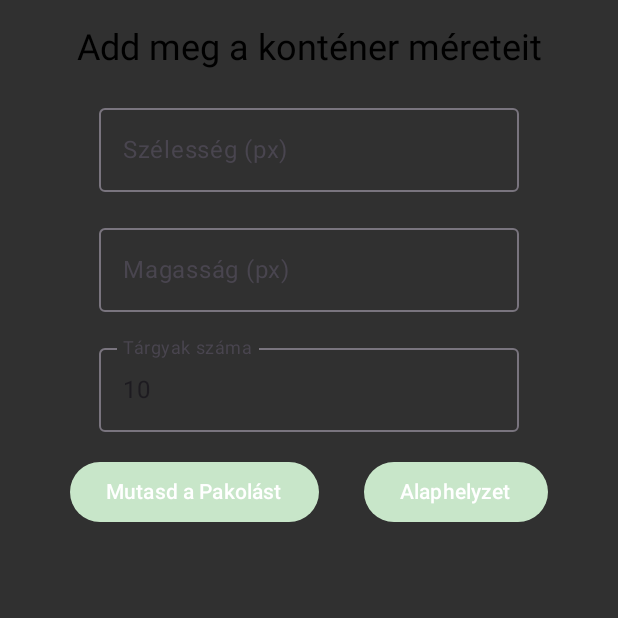
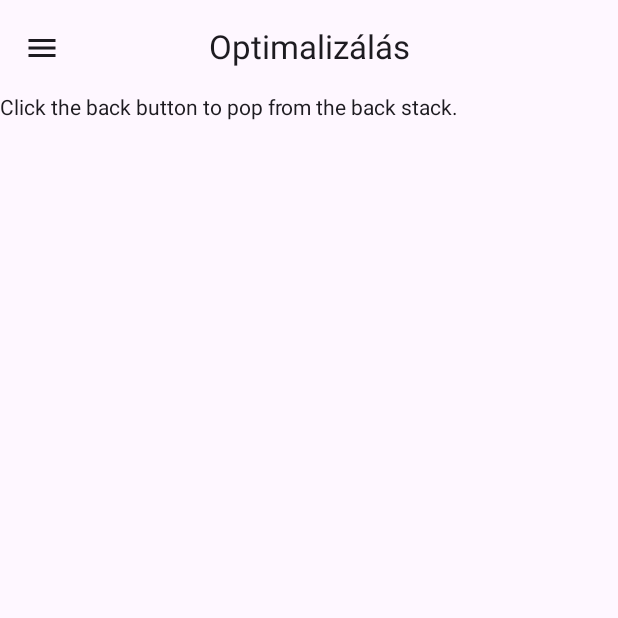
Before and after one commit to szflori/PackingOptimizerApp, an Android app built with Jetpack Compose: the screen it shows after launch (MainActivity), on a phone screen of 412 x 824 dp, the top half of it. Run offline under Robolectric (Android 15) with nearby library versions, the phone set to English and light mode, and no system bars.

Commit message:
MainLayout ui

```diff
--- a/androidApp/src/main/java/com/example/packingoptimizerapp/android/MainActivity.kt
+++ b/androidApp/src/main/java/com/example/packingoptimizerapp/android/MainActivity.kt
@@ -3,26 +3,24 @@ package com.example.packingoptimizerapp.android
 import android.os.Bundle
 import androidx.activity.ComponentActivity
 import androidx.activity.compose.setContent
-import androidx.compose.runtime.Composable
-import androidx.compose.ui.tooling.preview.Preview
-import com.example.packingoptimizerapp.android.ui.Container2DInputScreen
-import com.example.packingoptimizerapp.android.ui.Container3DInputScreen
+import androidx.compose.foundation.layout.padding
+import androidx.compose.material3.Scaffold
+import androidx.compose.material3.Text
+import androidx.compose.ui.Modifier
+import com.example.packingoptimizerapp.android.ui.layouts.Drawer
+import com.example.packingoptimizerapp.android.ui.layouts.MainLayout
+import com.example.packingoptimizerapp.android.ui.layouts.TopBar
 
 class MainActivity : ComponentActivity() {
     override fun onCreate(savedInstanceState: Bundle?) {
         super.onCreate(savedInstanceState)
         setContent {
-            MyApplicationTheme {
-                Container2DInputScreen()
+            MainLayout { innerPadding ->
+                Text(
+                    "Click the back button to pop from the back stack.",
+                    modifier = Modifier.padding(innerPadding),
+                )
             }
         }
     }
 }
-
-@Preview
-@Composable
-fun PreviewContainerInputScreen() {
-    MyApplicationTheme {
-        MainActivity()
-    }
-}
--- a/androidApp/src/main/java/com/example/packingoptimizerapp/android/MyApplicationTheme.kt
+++ b/androidApp/src/main/java/com/example/packingoptimizerapp/android/MyApplicationTheme.kt
@@ -15,24 +15,21 @@ import androidx.compose.ui.text.font.FontWeight
 import androidx.compose.ui.unit.dp
 import androidx.compose.ui.unit.sp
 
+private val LightColorPalette = lightColorScheme(
+    primary = Color(0xFF4CAF50),
+    secondary = Color(0xFFC8E6C9),
+    background = Color.White,
+    surface = Color.White,
+    onPrimary = Color.White,
+    onSecondary = Color.Black,
+    onBackground = Color.Black,
+    onSurface = Color.Black,
+)
+
 @Composable
 fun MyApplicationTheme(
-    darkTheme: Boolean = isSystemInDarkTheme(),
     content: @Composable () -> Unit
 ) {
-    val colors = if (darkTheme) {
-        darkColorScheme(
-            primary = Color(0xFF388E3C),
-            secondary = Color(0xFF4CAF50),
-            tertiary = Color(0xFFFFFFFF),
-        )
-    } else {
-        lightColorScheme(
-            primary = Color(0xFFC8E6C9),
-            secondary = Color(0xFF03DAC5),
-            tertiary = Color(0xFF3700B3)
-        )
-    }
     val typography = Typography(
         bodyMedium = TextStyle(
             fontFamily = FontFamily.Default,
@@ -48,7 +45,7 @@ fun MyApplicationTheme(
     )
 
     MaterialTheme(
-        colorScheme = colors,
+        colorScheme = LightColorPalette,
         typography = typography,
         shapes = shapes,
         content = content
--- /dev/null
+++ b/androidApp/src/main/java/com/example/packingoptimizerapp/android/ui/layouts/Drawer.kt
@@ -0,0 +1,59 @@
+package com.example.packingoptimizerapp.android.ui.layouts
+
+import androidx.compose.foundation.layout.Column
+import androidx.compose.foundation.layout.PaddingValues
+import androidx.compose.foundation.layout.Spacer
+import androidx.compose.foundation.layout.height
+import androidx.compose.foundation.layout.padding
+import androidx.compose.foundation.rememberScrollState
+import androidx.compose.foundation.verticalScroll
+import androidx.compose.material.icons.Icons
+import androidx.compose.material.icons.filled.Menu
+import androidx.compose.material3.DrawerState
+import androidx.compose.material3.DrawerValue
+import androidx.compose.material3.ExperimentalMaterial3Api
+import androidx.compose.material3.Icon
+import androidx.compose.material3.IconButton
+// import androidx.compose.material3.HorizontalDivider
+import androidx.compose.material3.MaterialTheme
+import androidx.compose.material3.ModalDrawerSheet
+import androidx.compose.material3.ModalNavigationDrawer
+import androidx.compose.material3.NavigationDrawerItem
+import androidx.compose.material3.Scaffold
+import androidx.compose.material3.Text
+import androidx.compose.material3.TopAppBar
+import androidx.compose.material3.rememberDrawerState
+import androidx.compose.runtime.Composable
+import androidx.compose.runtime.rememberCoroutineScope
+import androidx.compose.ui.Modifier
+import androidx.compose.ui.unit.dp
+import kotlinx.coroutines.launch
+
+@Composable
+fun Drawer(
+    drawerState: DrawerState,
+    content: @Composable () -> Unit
+) {
+    ModalNavigationDrawer(
+        drawerState = drawerState,
+        drawerContent = {
+            ModalDrawerSheet {
+                Column(modifier = Modifier.padding(horizontal = 16.dp)
+                    .verticalScroll(rememberScrollState())) {
+                    Spacer(Modifier.height(12.dp))
+                    Text("Optimalizálás", modifier = Modifier.padding(16.dp), style = MaterialTheme.typography.titleLarge)
+                    // HorizontalDivider()
+
+                    Text("Vágás", modifier = Modifier.padding(16.dp), style = MaterialTheme.typography.titleMedium)
+                    NavigationDrawerItem(
+                        label = { Text("1D") },
+                        selected = false,
+                        onClick = {}
+                        )
+                }
+            }
+        }
+    ) {
+        content()
+    }
+}
--- /dev/null
+++ b/androidApp/src/main/java/com/example/packingoptimizerapp/android/ui/layouts/MainLayout.kt
@@ -0,0 +1,29 @@
+package com.example.packingoptimizerapp.android.ui.layouts
+
+import androidx.compose.foundation.layout.PaddingValues
+import androidx.compose.material3.DrawerValue
+import androidx.compose.material3.Scaffold
+import androidx.compose.material3.rememberDrawerState
+import androidx.compose.runtime.Composable
+import androidx.compose.runtime.rememberCoroutineScope
+import kotlinx.coroutines.launch
+
+@Composable
+fun MainLayout(
+    content: @Composable (PaddingValues) -> Unit
+){
+    val drawerState = rememberDrawerState(initialValue = DrawerValue.Closed)
+    val scope = rememberCoroutineScope()
+
+    Drawer(drawerState = drawerState) {
+        Scaffold(topBar = { TopBar(title = "Optimalizálás", onMenuClick = {
+            scope.launch {
+                if (drawerState.isClosed) {
+                    drawerState.open()
+                } else {
+                    drawerState.close()
+                }
+            }
+        }) }) {innerPadding -> content(innerPadding)  }
+    }
+}
--- /dev/null
+++ b/androidApp/src/main/java/com/example/packingoptimizerapp/android/ui/layouts/TopBar.kt
@@ -0,0 +1,26 @@
+package com.example.packingoptimizerapp.android.ui.layouts
+
+import androidx.compose.material.icons.Icons
+import androidx.compose.material.icons.filled.Menu
+import androidx.compose.material3.CenterAlignedTopAppBar
+import androidx.compose.material3.ExperimentalMaterial3Api
+import androidx.compose.material3.Icon
+import androidx.compose.material3.IconButton
+import androidx.compose.material3.Text
+import androidx.compose.runtime.Composable
+
+@OptIn(ExperimentalMaterial3Api::class)
+@Composable
+fun TopBar(
+    title: String,
+    onMenuClick: () -> Unit,
+) {
+CenterAlignedTopAppBar(
+    title = { Text(title) },
+    navigationIcon = {
+        IconButton(onClick = onMenuClick) {
+            Icon(Icons.Filled.Menu, contentDescription = "Menu icon")
+        }
+    }
+ )
+}
```
Also changed, not shown: androidApp/src/main/java/com/example/packingoptimizerapp/android/logic/CuttingStock.kt (added, +36 -0 lines), androidApp/src/main/java/com/example/packingoptimizerapp/android/ui/ConfigurationScreen.kt (added, +51 -0 lines), androidApp/src/main/java/com/example/packingoptimizerapp/android/ui/ContainerInputScreen.kt (added, +57 -0 lines), androidApp/src/main/java/com/example/packingoptimizerapp/android/ui/CuttingVisualizer.kt (added, +43 -0 lines).
